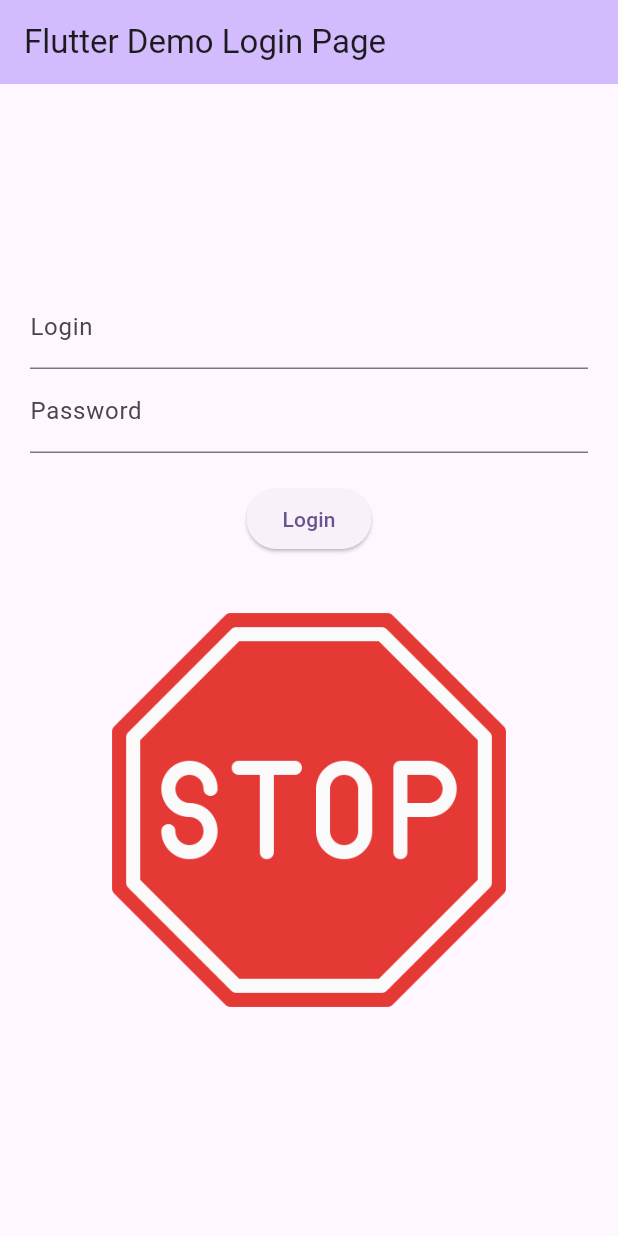
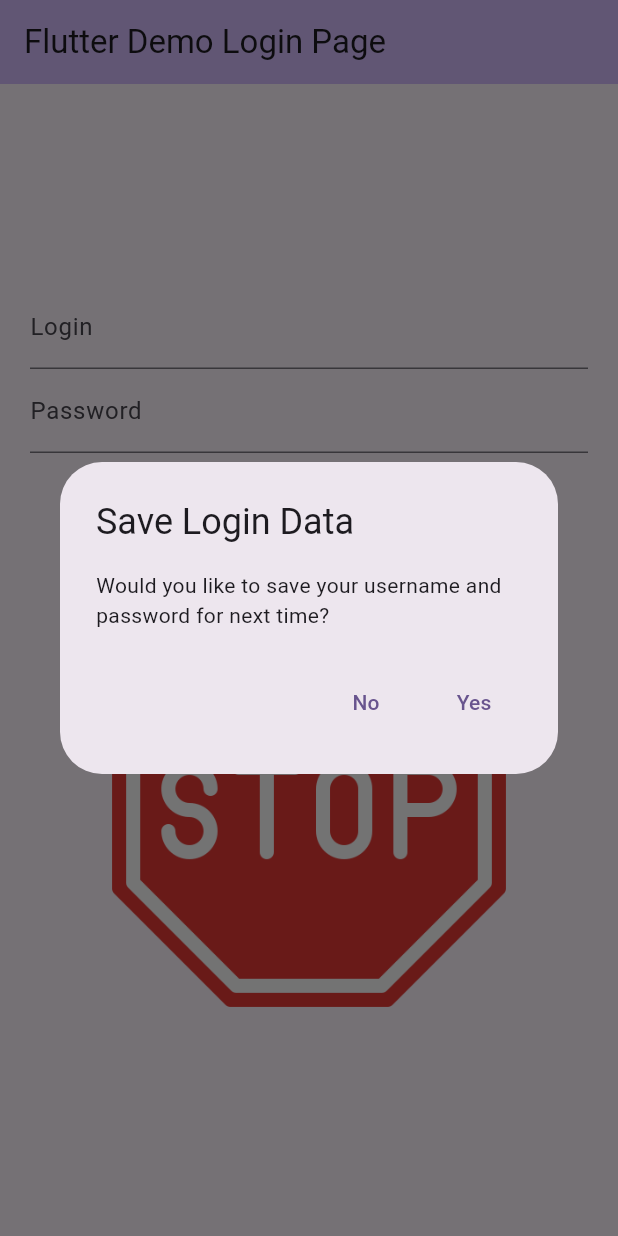
Before and after one commit to haileylian/mobile-development, a Flutter app: the screen it shows after launch, after a tap on "Login", on a phone screen of 412 x 824 dp. Run offline on Flutter 3.47's test engine with Material 3 defaults, Android fonts, the phone set to English and light mode, and no system bars; missing offline and left inert: encrypted_shared_preferences.

Commit message:
Completed lab4

```diff
--- a/lib/main.dart
+++ b/lib/main.dart
@@ -1,4 +1,5 @@
 import 'package:flutter/material.dart';
+import 'package:encrypted_shared_preferences/encrypted_shared_preferences.dart';
 
 void main() {
   runApp(const MyApp());
@@ -7,10 +8,10 @@ void main() {
 class MyApp extends StatelessWidget {
   const MyApp({super.key});
 
-// This widget is the root of your application.
   @override
   Widget build(BuildContext context) {
     return MaterialApp(
+      debugShowCheckedModeBanner: false,
       title: 'Flutter Demo',
       theme: ThemeData(
         colorScheme: ColorScheme.fromSeed(seedColor: Colors.deepPurple),
@@ -30,11 +31,91 @@ class LoginPage extends StatefulWidget {
   State<LoginPage> createState() => _LoginPageState();
 }
 
-
 class _LoginPageState extends State<LoginPage> {
   final TextEditingController _loginController = TextEditingController();
   final TextEditingController _passwordController = TextEditingController();
+  final EncryptedSharedPreferences _preferences = EncryptedSharedPreferences();
   String imageSource = 'images/question-mark.png'; // Placeholder image link
+
+  @override
+  void initState() {
+    super.initState();
+    _loadSavedData();
+  }
+
+  Future<void> _loadSavedData() async {
+    String? savedUsername = await _preferences.getString('username');
+    String? savedPassword = await _preferences.getString('password');
+    if (savedUsername != null && savedPassword != null) {
+      setState(() {
+        _loginController.text = savedUsername;
+        _passwordController.text = savedPassword;
+      });
+      _showSnackbarWithAction();
+    }
+  }
+
+  void _showSnackbarWithAction() {
+    final snackBar = SnackBar(
+      content: Text('Previous login data loaded'),
+      action: SnackBarAction(
+        label: 'Clear Saved Data',
+        onPressed: _clearSavedData,
+      ),
+    );
+    ScaffoldMessenger.of(context).showSnackBar(snackBar);
+  }
+
+  Future<void> _clearSavedData() async {
+    await _preferences.clear();
+    _loginController.clear();
+    _passwordController.clear();
+  }
+
+  Future<void> _saveData(String username, String password) async {
+    await _preferences.setString('username', username);
+    await _preferences.setString('password', password);
+  }
+
+  Future<void> _showSaveDialog() async {
+    showDialog(
+      context: context,
+      builder: (BuildContext context) {
+        return AlertDialog(
+          title: Text('Save Login Data'),
+          content: Text('Would you like to save your username and password for next time?'),
+          actions: <Widget>[
+            TextButton(
+              onPressed: () {
+                _clearSavedData();
+                Navigator.of(context).pop();
+              },
+              child: Text('No'),
+            ),
+            TextButton(
+              onPressed: () {
+                _saveData(_loginController.text, _passwordController.text);
+                Navigator.of(context).pop();
+              },
+              child: Text('Yes'),
+            ),
+          ],
+        );
+      },
+    );
+  }
+
+  void _login() {
+    String enteredPassword = _passwordController.text;
+    setState(() {
+      if (enteredPassword == 'QWERTY123') {
+        imageSource = 'images/idea.png';
+      } else {
+        imageSource = 'images/stop.png';
+      }
+    });
+    _showSaveDialog();
+  }
 
   @override
   Widget build(BuildContext context) {
@@ -63,16 +144,7 @@ class _LoginPageState extends State<LoginPage> {
             ),
             SizedBox(height: 20),
             ElevatedButton(
-              onPressed: () {
-                String enteredPassword = _passwordController.text;
-                setState(() {
-                  if (enteredPassword == 'QWERTY123') {
-                    imageSource = 'images/idea.png';
-                  } else {
-                    imageSource = 'images/stop.png';
-                  }
-                });
-              },
+              onPressed: _login,
               child: Text('Login'),
             ),
             SizedBox(height: 20),
--- a/pubspec.yaml
+++ b/pubspec.yaml
@@ -35,6 +35,8 @@ dependencies:
   # The following adds the Cupertino Icons font to your application.
   # Use with the CupertinoIcons class for iOS style icons.
   cupertino_icons: ^1.0.6
+  flutter_secure_storage: ^5.0.2
+  encrypted_shared_preferences: ^3.0.1
 
 dev_dependencies:
   flutter_test:
```
Also changed, not shown: pubspec.lock, 5 other files. Lines whose indentation alone changed are shown as unchanged.
